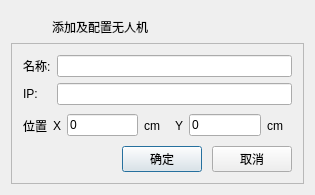
The window that UAVManage/adddevicedialog.ui (gessd/UAVManage) describes before a commit, drawn with Qt 5.
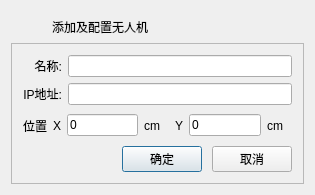
The same window after the commit. Icons and pictures are not drawn.

Diff of the .ui file:
```diff
--- a/UAVManage/adddevicedialog.ui
+++ b/UAVManage/adddevicedialog.ui
@@ -100,7 +100,10 @@
       <item row="1" column="0">
        <widget class="QLabel" name="label_2">
         <property name="text">
-         <string>IP:</string>
+         <string>IP地址:</string>
+        </property>
+        <property name="alignment">
+         <set>Qt::AlignRight|Qt::AlignTrailing|Qt::AlignVCenter</set>
         </property>
        </widget>
       </item>
@@ -158,6 +161,9 @@
         <property name="text">
          <string>名称:</string>
         </property>
+        <property name="alignment">
+         <set>Qt::AlignRight|Qt::AlignTrailing|Qt::AlignVCenter</set>
+        </property>
        </widget>
       </item>
      </layout>
```
Left out of the diff: 2 changed lines with no effect on the pictures.
